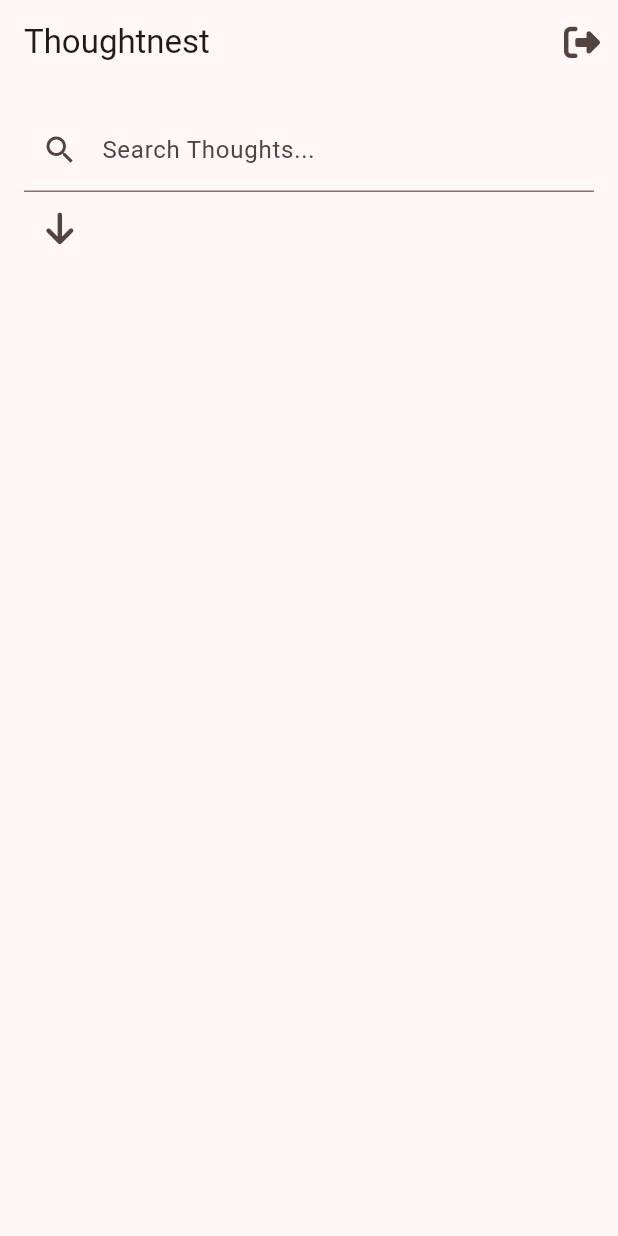
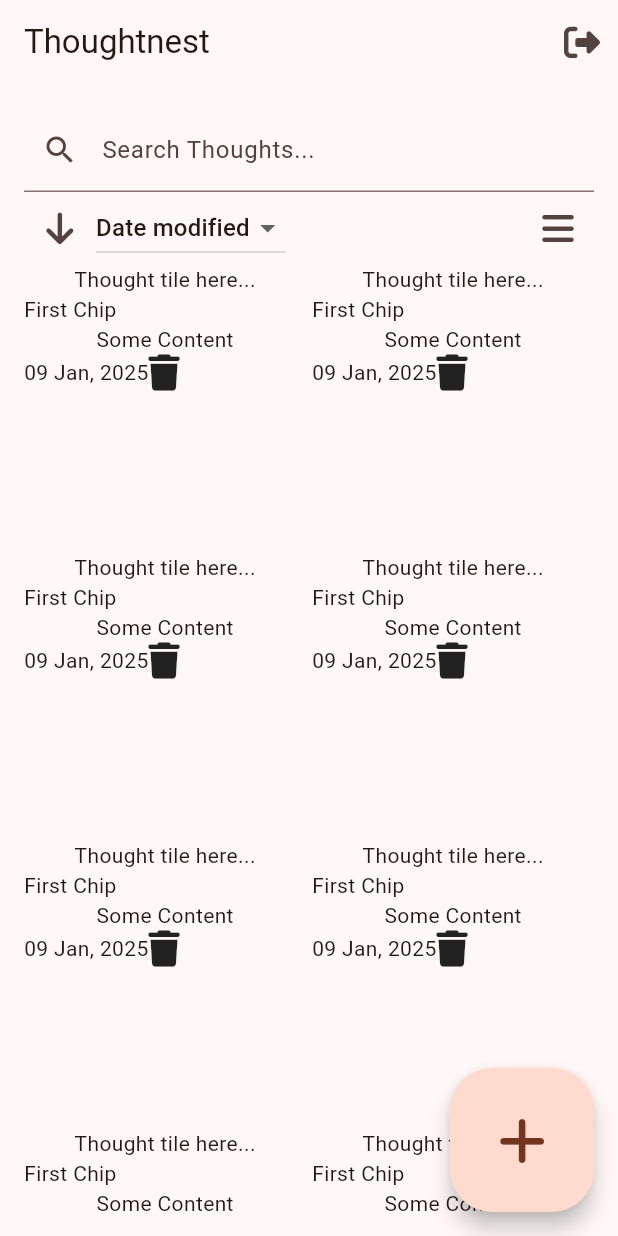
Before and after one commit to SixxCodes/Digital-Notebook-Notes-App-Mobile-Version-, a Flutter app: the screen it shows after launch, on a phone screen of 412 x 824 dp. Run offline on Flutter 3.47's test engine with Material 3 defaults, Android fonts, the phone set to English and light mode, and no system bars; our stand-ins replace font_awesome_flutter.

Commit message:
Title, Search, Sorting, Grid Columns, Add note button.

```diff
--- a/lib/main_page.dart
+++ b/lib/main_page.dart
@@ -10,6 +10,10 @@
 }
 
 class _MainPageState extends State<MainPage> {
+
+  final List<String> dropdownOptions = ["Date modified", "Date created"];
+  late String dropdownValue = dropdownOptions.first;
+
   @override
   Widget build(BuildContext context) {
     return Scaffold(
@@ -17,6 +21,10 @@
         title: Text("Thoughtnest"),
         actions: [IconButton(onPressed: () {}, icon: FaIcon(FontAwesomeIcons.rightFromBracket),
         )],
+      ),
+      floatingActionButton: FloatingActionButton.large(
+        onPressed: () {},
+        child: FaIcon(FontAwesomeIcons.plus)
       ),
       body: Padding(
         padding: const EdgeInsets.all(16.0),
@@ -34,8 +42,64 @@
                   onPressed: () {},
                   icon: FaIcon(FontAwesomeIcons.arrowDown)
                 ),
+                DropdownButton(
+                  value: dropdownValue,
+                  items: dropdownOptions
+                    .map(
+                      (e) => DropdownMenuItem(
+                        value: e,
+                        child: Text(e)
+                      ),
+                    )
+                    .toList(),
+                  onChanged: (newValue) {
+                    setState(() {
+                      dropdownValue = newValue!;
+                    });
+                  }
+                ),
+                Spacer(),
+                IconButton(
+                  onPressed: () {},
+                  icon: FaIcon(FontAwesomeIcons.bars),
+                ),
               ],
-            )
+            ),
+            Expanded(
+              child: GridView.builder(
+                itemCount: 15,
+                gridDelegate: SliverGridDelegateWithFixedCrossAxisCount(
+                crossAxisCount: 2,
+                crossAxisSpacing: 4,
+                mainAxisSpacing: 4
+                ),
+                itemBuilder: (context, int index) {
+                  // ignore: avoid_unnecessary_containers
+                  return Container(
+                    child: Column(
+                      children: [
+                        Text("Thought tile here..."),
+                        Row(
+                          children: [
+                            // ignore: avoid_unnecessary_containers
+                            Container(
+                              child: Text("First Chip"),
+                            ),
+                          ],
+                        ),
+                        Text("Some Content"),
+                        Row(
+                          children: [
+                            Text('09 Jan, 2025'),
+                            FaIcon(FontAwesomeIcons.trash),
+                          ],
+                        ),
+                      ],
+                    ),
+                  );
+                },
+              ),
+            ),
           ],
         ),
       ),
```
